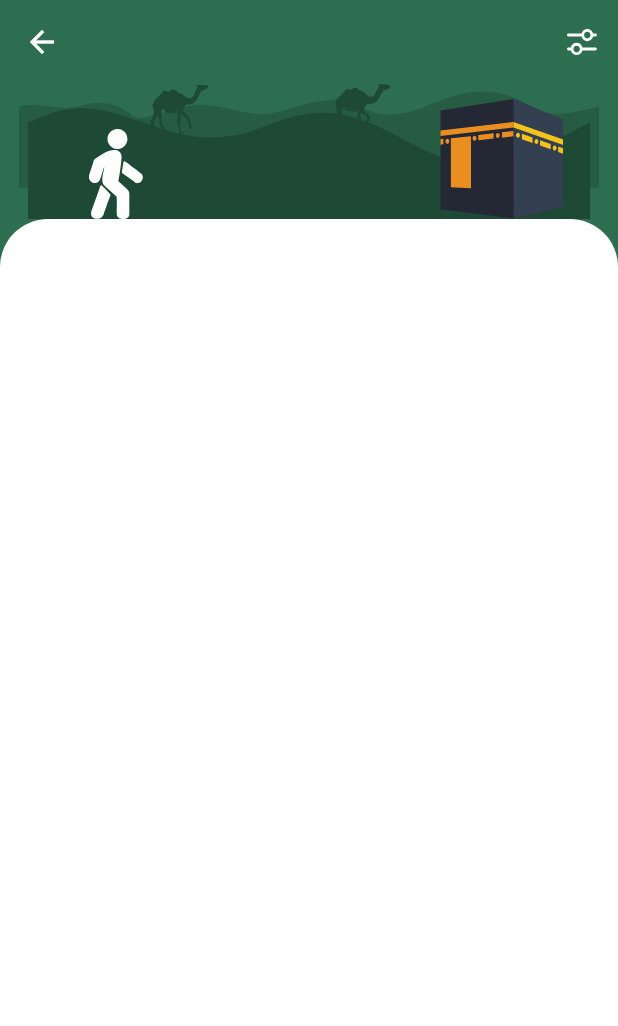
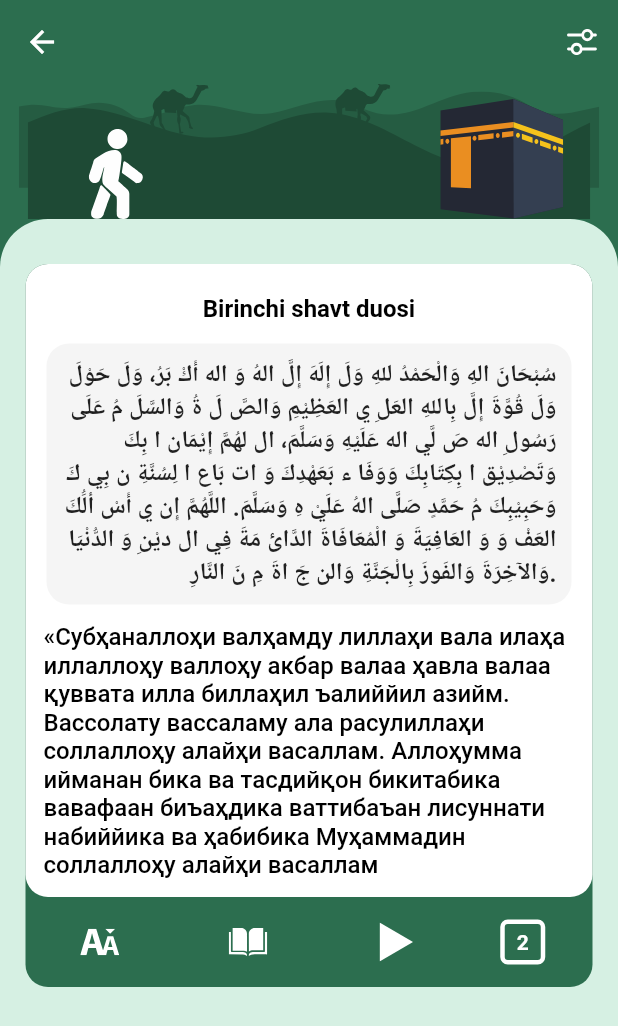
Before and after one commit to Shakhzod19980615/haj, a Flutter app: the ContextPage screen opened directly, on a phone screen of 412 x 824 dp. Shown: the top 1026 px of the screen. Run offline on Flutter 3.47's test engine with Material 2 defaults, Android fonts, the light colour scheme and no system bars; our stand-ins replace flutter_svg, sqflite_sqlcipher; accounts and stored records are empty.

Commit message:
ContextPage list item zikr

```diff
--- a/lib/screens/context_page.dart
+++ b/lib/screens/context/context_page.dart
@@ -1,5 +1,9 @@
 import 'package:flutter/material.dart';
 import 'package:flutter_svg/svg.dart';
+import 'package:haj/screens/context/widget/zikr_list_item.dart';
+
+import '../../model/demo_model.dart';
+import '../main/widgets/main_list_item.dart';
 
 class ContextPage extends StatefulWidget {
   const ContextPage({Key? key}) : super(key: key);
@@ -191,13 +195,24 @@ class _ContextPageState extends State<ContextPage> {
             ),
             Expanded(
                 child: Container(
-                  padding: const EdgeInsets.only(bottom: 0),
+                  width: MediaQuery.of(context).size.width,
+                  height: MediaQuery.of(context).size.height,
+                  clipBehavior: Clip.antiAlias,
                   decoration: const BoxDecoration(
-                      color: Colors.white,
+                      color: Color(0xFFD6F0E3),
                       borderRadius: BorderRadius.only(
                           topLeft: Radius.circular(32),
                           topRight: Radius.circular(32))),
-            ))
+
+                  child:ListView.builder(
+                    padding: EdgeInsets.only(top: 30),
+                    itemCount: 1,
+                    itemBuilder: (context,index){
+                      return ZikrListItem();
+                }
+                ),
+              )
+            )
           ],
         ),
       ),
--- /dev/null
+++ b/lib/screens/context/widget/svgPictureButton.dart
@@ -0,0 +1,35 @@
+import 'package:flutter/material.dart';
+import 'package:flutter_svg/svg.dart';
+
+
+class MySvgPictureButton extends StatefulWidget {
+
+  final String icon;
+  final Function function;
+  final Color svgColor;
+
+  const MySvgPictureButton({Key? key, required this.icon, required this.function, required this.svgColor}) : super(key: key);
+
+  @override
+  State<MySvgPictureButton> createState() => _MySvgPictureButtonState();
+}
+
+class _MySvgPictureButtonState extends State<MySvgPictureButton> {
+  @override
+  Widget build(BuildContext context) {
+    return Container(
+      height: 60,
+      width: 60,
+      child: InkWell(
+        borderRadius: BorderRadius.circular(30),
+        onTap: (){
+          widget.function();
+        },
+          child: Padding(
+            padding: const EdgeInsets.all(17.0),
+            child: SvgPicture.asset(widget.icon,color: widget.svgColor,),
+          )),
+
+    );
+  }
+}
--- /dev/null
+++ b/lib/screens/context/widget/zikr_list_item.dart
@@ -0,0 +1,133 @@
+import 'package:flutter/cupertino.dart';
+import 'package:flutter/material.dart';
+import 'package:haj/screens/context/widget/svgPictureButton.dart';
+
+class ZikrListItem extends StatefulWidget {
+  const ZikrListItem({Key? key}) : super(key: key);
+
+  @override
+  State<ZikrListItem> createState() => _ZikrListItemState();
+}
+
+class _ZikrListItemState extends State<ZikrListItem> {
+  @override
+  Widget build(BuildContext context) {
+    return Column(
+        children: [
+            Container(
+              margin: EdgeInsets.symmetric(horizontal: 17),
+              decoration: const BoxDecoration(
+                color: Color(0xFF2C6E4F),
+                borderRadius: BorderRadius.all(
+                  Radius.circular(15),
+                ),
+              ),
+              child: Column(
+                children: [
+                  Container(
+                    clipBehavior: Clip.antiAlias,
+                    decoration: const BoxDecoration(
+                      color: Colors.white,
+                      borderRadius: BorderRadius.all(
+                        Radius.circular(15),
+                      ),
+                    ),
+                    child: Column(
+                      children: [
+                          InkWell(
+                            onTap: (){},
+                              child: Column(
+                                  children: [
+                                      Container(
+                                        alignment:Alignment.center,
+                                        margin: EdgeInsets.only(top: 20),
+                                        child: const Text("Birinchi shavt duosi",
+                                        style: TextStyle(
+                                          fontSize: 16,
+                                          fontWeight: FontWeight.w700,
+                                          color: Colors.black
+                                          ),
+                                        ),
+                                      ),
+                                      Container(
+                                        decoration: BoxDecoration(
+                                          borderRadius: BorderRadius.circular(15),
+                                          color: const Color(0xFFF5F5F5),
+                                        ),
+                                        margin: const EdgeInsets.only(left: 14,right: 14,top: 14),
+                                        padding: EdgeInsets.symmetric(horizontal: 10,vertical: 10),
+                                        child:const Text("سُبْحَانَ الهِ وَالْحَمْدُ للهِ وَلَ إِلَهَ إِلَّ الهُ وَ اله أَكْ بَرُ، وَلَ حَوْلَ وَلَ قُوَّةَ"
+                                            " إِلَّ بِاللهِ العَلِ ي العَظِيْمِ وَالصَّ لَ ةُ وَالسَّلَ مُ عَلَى"
+                                            " رَسُولِ اله صَ لَّي اله عَلَيْهِ وَسَلَّمَ، ال لهُمَّ إِيْمَان ا بِكَ وَتَصْدِيْق ا بِكِتَابِكَ وَوَفَا "
+                                            "ء بَعَهْدِكَ وَ ات بَاع ا لِسُنَّةِ ن بِي كَ وَحَبِيْبِكَ مُ حَمَّدٍ صَلَّى الهُ عَلَيْ هِ وَسَلَّمَ. "
+                                            "اللَّهُمَّ إِن ي أَسْ ألَُكَ العَفْ وَ وَ العَافِيَةَ وَ الْمُعَافَاةَ الدَّائ مَةَ فِي ال ديْنِ"
+                                            " وَ الدُّنْيَا وَالآخِرَةَ وَالفَوزَ بِالْجَنَّةِ وَالن جَ اةَ مِ نَ النَّارِ.",
+                                          style: TextStyle(fontSize: 16,fontWeight: FontWeight.w700,
+                                              fontStyle: FontStyle.normal),textAlign: TextAlign.right,),
+                                      ),
+                                      Container(
+                                        margin: const EdgeInsets.symmetric(horizontal: 12,vertical: 12),
+                                        child: const Text("«Субҳаналлоҳи валҳамду лиллаҳи вала илаҳа иллаллоҳу"
+                                            " валлоҳу акбар валаа ҳавла валаа қуввата илла биллаҳил ъалиййил азийм."
+                                            " Вассолату вассаламу ала расулиллаҳи соллаллоҳу алайҳи васаллам."
+                                            " Аллоҳумма ийманан бика ва тасдийқон бикитабика вавафаан биъаҳдика"
+                                            " ваттибаъан лисуннати набиййика ва ҳабибика "
+                                            "Муҳаммадин соллаллоҳу алайҳи васаллам",
+                                        style: TextStyle(
+                                            fontSize: 16,
+                                            color: Colors.black,
+                                            fontWeight: FontWeight.w500),),
+                                      )
+                                  ],
+                              ),
+                          )
+                      ],
+                    ),
+                  ),
+                  Padding(
+                    padding:  const EdgeInsets.only(right: 12.0),
+                    child: Row(
+                      mainAxisAlignment: MainAxisAlignment.spaceAround,
+                      children: [
+                        MySvgPictureButton(
+                            icon : 'assets/images/size_icon.svg',
+                            function: () {},
+                            svgColor: Colors.white),
+                        MySvgPictureButton(
+                            icon : 'assets/images/book_icon.svg',
+                            function: () {},
+                            svgColor: Colors.white),
+                        MySvgPictureButton(
+                            icon : 'assets/images/play_audio_icon.svg',
+                            function: () {},
+                            svgColor: Colors.white),
+                        Container(
+                          height: 30,
+                          width: 30,
+                          decoration: BoxDecoration(
+                            borderRadius: const BorderRadius.all(
+                                Radius.circular(5)),
+                            border: Border.all(
+                              color: Colors.white,
+                              width: 3,
+                            ),
+                          ),
+                          child: Center(
+                            child: Text(
+                             "2",
+                              style: const TextStyle(
+                                  color: Colors.white,
+                                  fontWeight: FontWeight.bold),
+                            ),
+                          ),
+                        )
+                      ],
+                    ),)
+
+                ],
+              ),
+            )
+        ],
+    );
+  }
+}
--- a/lib/screens/main/main_menu_page.dart
+++ b/lib/screens/main/main_menu_page.dart
@@ -197,9 +197,10 @@ class _MainMenuPageState extends State<MainMenuPage> {
             Expanded(
               child: Container(
                 // height: MediaQuery.of(context).size.height - 90,
-                padding: const EdgeInsets.only(bottom: 0),
+                clipBehavior: Clip.antiAlias,
                 decoration: const BoxDecoration(
                     color: Colors.white,
+
                     borderRadius: BorderRadius.only(
                         topLeft: Radius.circular(32),
                         topRight: Radius.circular(32))),
--- a/lib/screens/main/widgets/main_list_item.dart
+++ b/lib/screens/main/widgets/main_list_item.dart
@@ -1,7 +1,7 @@
 import 'package:flutter/material.dart';
 import 'package:flutter_svg/flutter_svg.dart';
 import 'package:haj/model/demo_model.dart';
-import 'package:haj/screens/context_page.dart';
+import 'package:haj/screens/context/context_page.dart';
 import 'package:haj/screens/main/widgets/arrow_line.dart';
 import 'package:haj/screens/main/widgets/dot_line.dart';
 import 'package:haj/screens/main/widgets/submain_list_item.dart';
```
Also changed, not shown: assets/images/book_icon.svg (added), assets/images/play_audio_icon.svg (added), assets/images/size_icon.svg (added).
